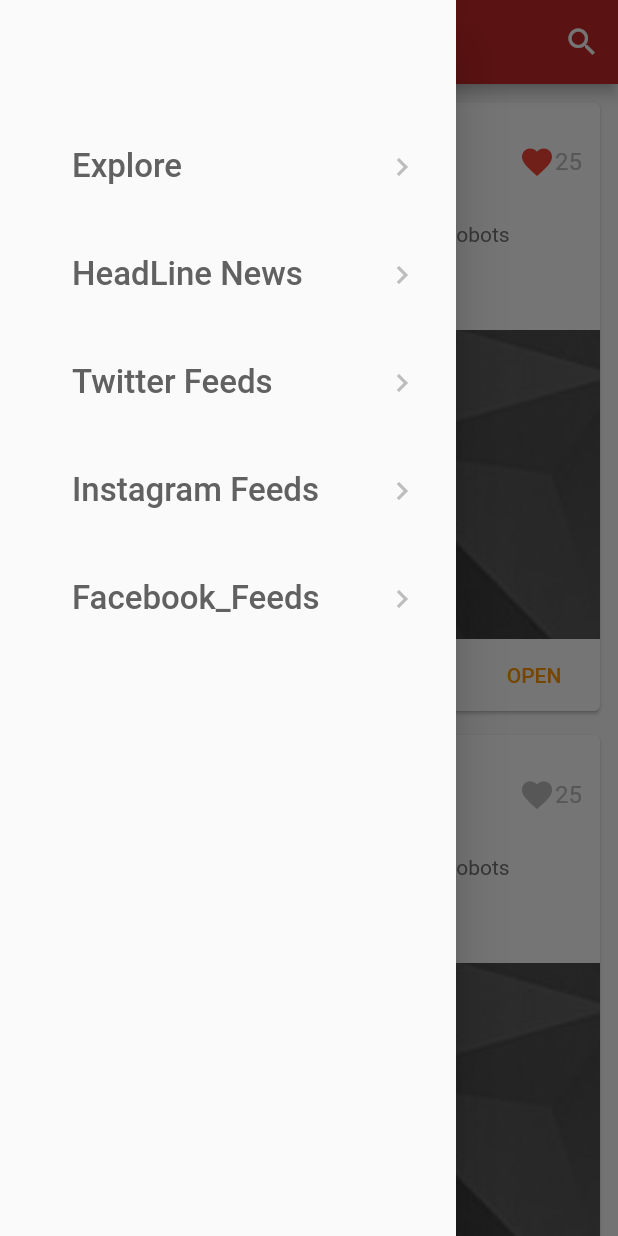
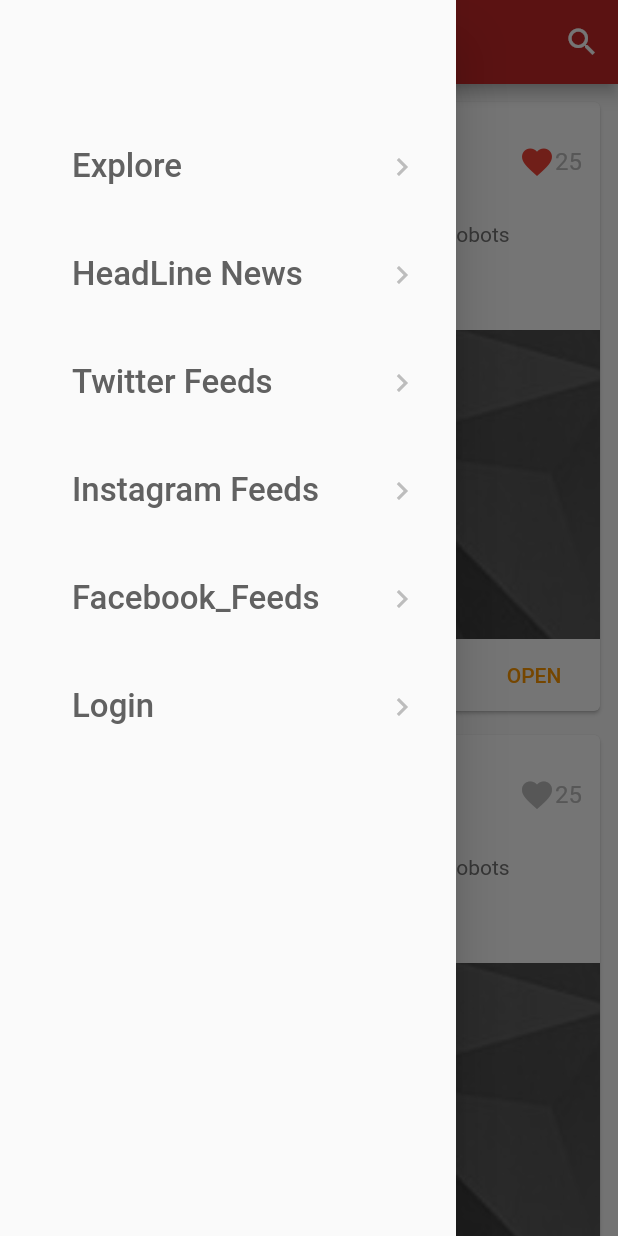
Before and after one commit to soufi-43/newApp, a Flutter app: the FacebookFeeds screen opened directly, with the side drawer open, on a phone screen of 412 x 824 dp. Run offline on Flutter 3.47's test engine with Material 2 defaults, Android fonts, the phone set to English and light mode, and no system bars; our stand-ins replace shared_preferences, timeago; missing offline and left inert: page_view_indicator; accounts and stored records are empty.

Commit message:
add login form and authentication APIs Test

```diff
--- a/lib/screens/home_screen.dart
+++ b/lib/screens/home_screen.dart
@@ -7,6 +7,7 @@ import 'pages/about.dart';
 import 'pages/contact.dart';
 import 'pages/help.dart';
 import 'pages/settings.dart';
+
 
 
 
--- a/lib/shared_ui/navigation_drawer.dart
+++ b/lib/shared_ui/navigation_drawer.dart
@@ -1,3 +1,5 @@
+import 'dart:async';
+
 import 'package:flutter/material.dart';
 import 'package:news_app/models/nav_menu.dart';
 import 'package:news_app/screens/home_screen.dart';
@@ -5,6 +7,12 @@ import 'package:news_app/screens/headline_news.dart';
 import 'package:news_app/screens/twitter_feed.dart';
 import 'package:news_app/screens/instagram_feed.dart';
 import 'package:news_app/screens/facebook_feeds.dart';
+import 'package:news_app/utilities/app_utilities.dart';
+import 'package:news_app/screens/pages/login.dart';
+
+
+
+
 
 class NavigationDrawer extends StatefulWidget {
   @override
@@ -12,14 +20,36 @@ class NavigationDrawer extends StatefulWidget {
 }
 
 class _NavigationDrawerState extends State<NavigationDrawer> {
+
+  static bool isLoggedIn = false ;
+
+
+
   List<navMenuItem> navigationMenu = [
     navMenuItem("Explore", () => HomeScreen()),
     navMenuItem("HeadLine News", () => HeadLineNews()),
     navMenuItem("Twitter Feeds", () => TwitterFeed()),
     navMenuItem("Instagram Feeds", () => InstagramFeed()),
-    navMenuItem("Facebook_Feeds", () => FacebookFeeds(),
-    )
+    navMenuItem("Facebook_Feeds", () => FacebookFeeds()),
+
+    navMenuItem("Login", () => Login()),
+
+
+    //navMenuItem("Register", () => FacebookFeeds()),
+
   ];
+
+
+
+  @override
+  void initState() {
+    // TODO: implement initState
+    super.initState();
+    if(isLoggedIn){
+      navigationMenu.add(navMenuItem("Logout", () => FacebookFeeds()));
+    }
+
+  }
 
   @override
   Widget build(BuildContext context) {
--- a/lib/utilities/api_utilities.dart
+++ b/lib/utilities/api_utilities.dart
@@ -5,3 +5,5 @@ String all_authors_api = "/api/authors";
 String all_categories_api= "/api/categories" ;
 
 String categories_api = "/api/posts/categories/" ;
+
+String auth_api = "/api/token" ;
--- a/lib/utilities/app_theme.dart
+++ b/lib/utilities/app_theme.dart
@@ -5,5 +5,10 @@ import 'package:flutter/material.dart';
 class AppTheme{
   static ThemeData appTheme= ThemeData(
    primaryColor: Colors.red.shade800,
+    buttonTheme:ButtonThemeData(
+      buttonColor: Colors.red.shade800 ,
+
+    ),
+
   ) ;
 }
```
